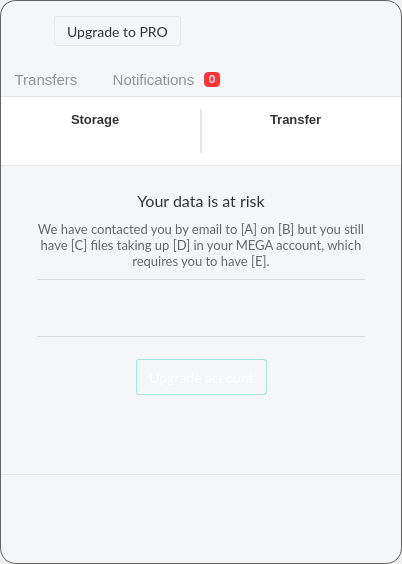
The window that src/MEGASync/gui/win/InfoDialog.ui (meganz/MEGAsync) describes before a commit, drawn with Qt 5.
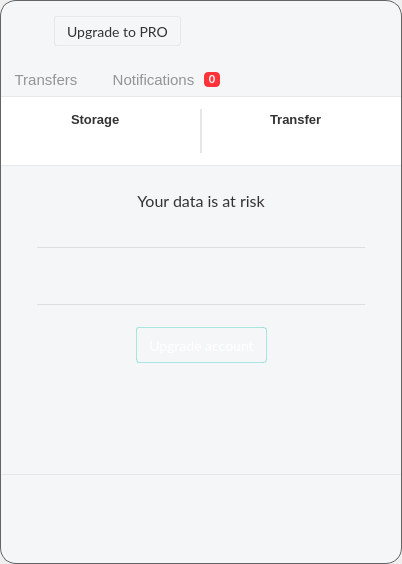
The same window after the commit. The open tabs and pages were chosen to show the change. Icons and pictures are not drawn. Custom widgets are drawn as their Qt base class.

What changed in the file:
```diff
--- a/src/MEGASync/gui/win/InfoDialog.ui
+++ b/src/MEGASync/gui/win/InfoDialog.ui
@@ -2021,7 +2021,7 @@
 }</string>
                                </property>
                                <property name="text">
-                                <string>We have contacted you by email to [A] on [B] but you still have [C] files taking up [D] in your MEGA account, which requires you to have [E].</string>
+                                <string/>
                                </property>
                                <property name="alignment">
                                 <set>Qt::AlignHCenter|Qt::AlignTop</set>
```
